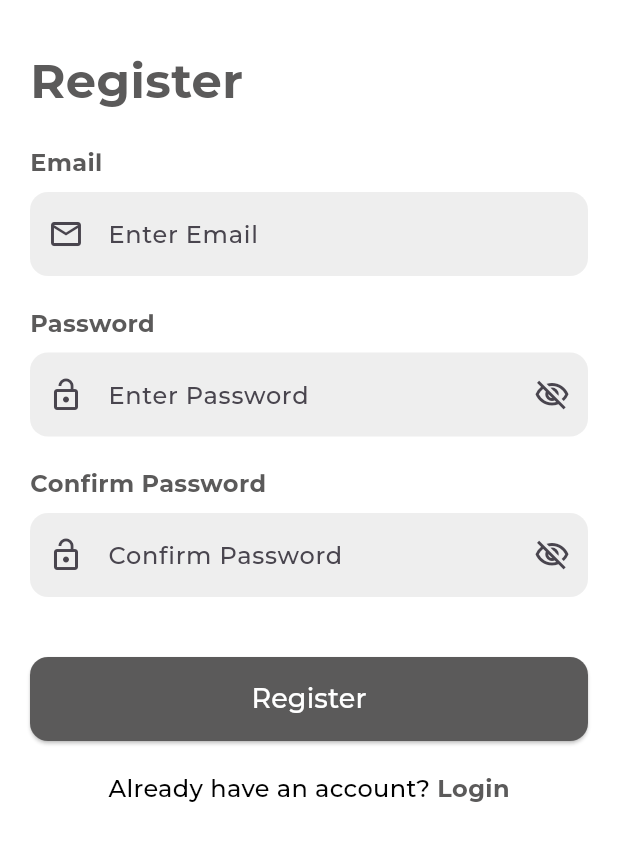
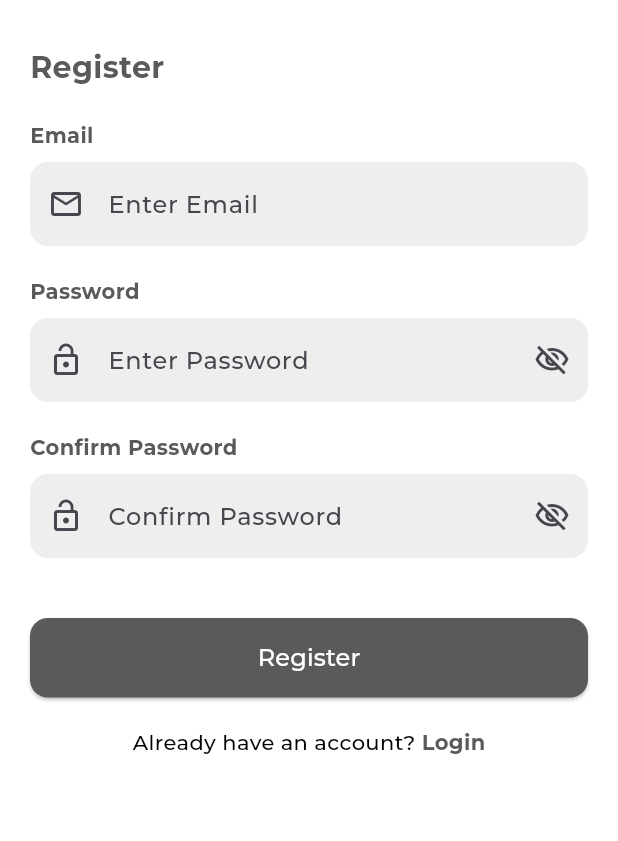
Before and after one commit to sammysamuti/task_management, a Flutter app: the screen it shows after launch, after a tap on "Skip", after a tap on "Sign up", on a phone screen of 412 x 824 dp. Shown: the top 841 px of the screen. Run offline on Flutter 3.47's test engine with Material 3 defaults, Android fonts, the light colour scheme and no system bars; our stand-ins replace avatar_glow, awesome_snackbar_content, carousel_slider, cloud_firestore, firebase_auth, firebase_core and 8 more; accounts and stored records are empty; project files that could hold a hidden picture were left out.

```diff
--- a/task_management/lib/auth/Login.dart
+++ b/task_management/lib/auth/Login.dart
@@ -85,7 +85,7 @@ class _LoginState extends State<Login> {
                     child: Text(
                       'Login',
                       style: TextStyle(
-                        fontSize: 32,
+                        fontSize: 20,
                         fontWeight: FontWeight.bold,
                         color: Color.fromARGB(255, 91, 90, 90),
                       ),
@@ -130,7 +130,7 @@ class _LoginState extends State<Login> {
                                   'Log in',
                                   style: TextStyle(
                                     color: Colors.white,
-                                    fontSize: 18,
+                                    fontSize: 16,
                                   ),
                                 ),
                         ),
@@ -144,7 +144,7 @@ class _LoginState extends State<Login> {
                       const Text(
                         "Don't have an account? ",
                         style: TextStyle(
-                          fontSize: 16,
+                          fontSize: 14,
                           color: Colors.black,
                         ),
                       ),
@@ -160,7 +160,7 @@ class _LoginState extends State<Login> {
                         child: const Text(
                           'Sign up',
                           style: TextStyle(
-                            fontSize: 16,
+                            fontSize: 14,
                             color: Color.fromARGB(255, 91, 90, 90),
                             fontWeight: FontWeight.bold,
                           ),
@@ -192,7 +192,7 @@ class _LoginState extends State<Login> {
         Text(
           label,
           style: TextStyle(
-            fontSize: 16,
+            fontSize: 14,
             fontWeight: FontWeight.bold,
             color: Color.fromARGB(255, 91, 90, 90),
           ),
--- a/task_management/lib/auth/Sign_up.dart
+++ b/task_management/lib/auth/Sign_up.dart
@@ -97,7 +97,7 @@ class _SignUpState extends State<SignUp> {
                     child: Text(
                       'Register',
                       style: TextStyle(
-                        fontSize: 32,
+                        fontSize: 20,
                         fontWeight: FontWeight.bold,
                         color: Color.fromARGB(255, 91, 90, 90),
                       ),
@@ -173,7 +173,7 @@ class _SignUpState extends State<SignUp> {
                                   'Register',
                                   style: TextStyle(
                                     color: Colors.white,
-                                    fontSize: 18,
+                                    fontSize: 16,
                                   ),
                                 ),
                         );
@@ -187,7 +187,7 @@ class _SignUpState extends State<SignUp> {
                       const Text(
                         'Already have an account? ',
                         style: TextStyle(
-                          fontSize: 16,
+                          fontSize: 14,
                           color: Colors.black,
                         ),
                       ),
@@ -203,7 +203,7 @@ class _SignUpState extends State<SignUp> {
                         child: const Text(
                           'Login',
                           style: TextStyle(
-                            fontSize: 16,
+                            fontSize: 14,
                             color: Color.fromARGB(255, 91, 90, 90),
                             fontWeight: FontWeight.bold,
                           ),
@@ -236,7 +236,7 @@ class _SignUpState extends State<SignUp> {
         Text(
           label,
           style: TextStyle(
-            fontSize: 16,
+            fontSize: 14,
             fontWeight: FontWeight.bold,
             color: Color.fromARGB(255, 91, 90, 90),
           ),
--- a/task_management/lib/onBoarding/Onboarding.dart
+++ b/task_management/lib/onBoarding/Onboarding.dart
@@ -204,7 +204,7 @@ class _OnboardingState extends State<Onboarding>
             'Skip',
             style: TextStyle(
               fontWeight: FontWeight.w300,
-              fontSize: 14,
+              fontSize: 12,
               height: 20 / 14,
             ),
           ),
@@ -246,7 +246,7 @@ class _OnboardingState extends State<Onboarding>
             isLastPage ? 'Get Started' : 'Next',
             style: const TextStyle(
               fontWeight: FontWeight.w300,
-              fontSize: 14,
+              fontSize: 12,
               height: 20 / 14,
             ),
           ),
```
Also changed, not shown: 3 other files.
